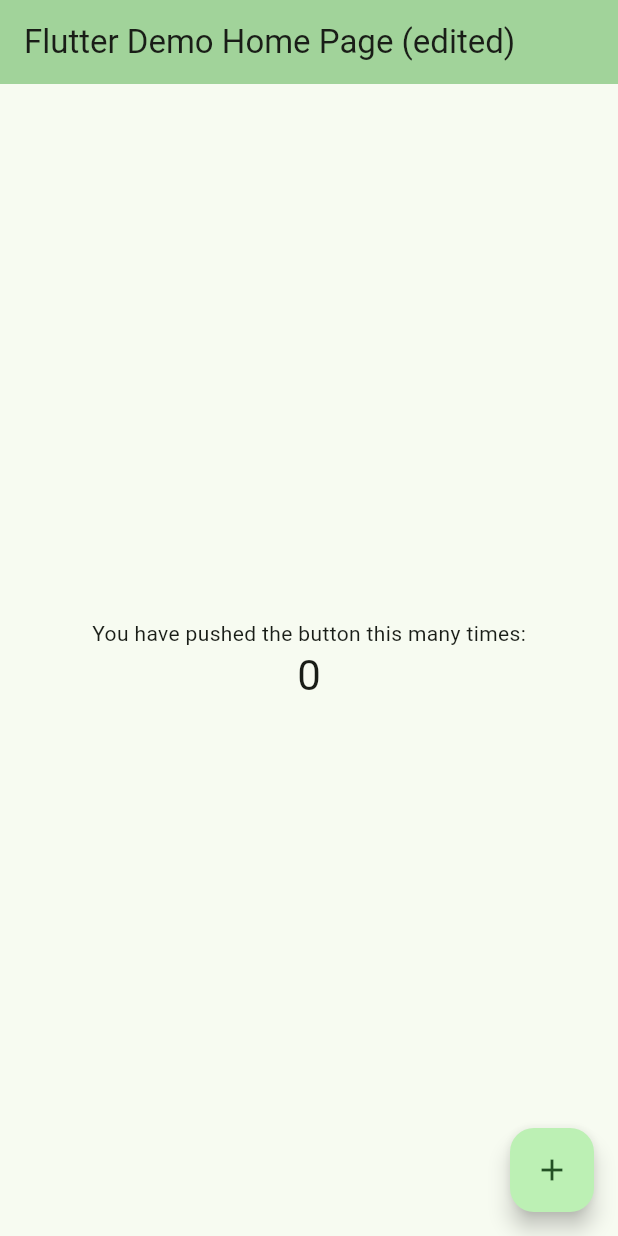
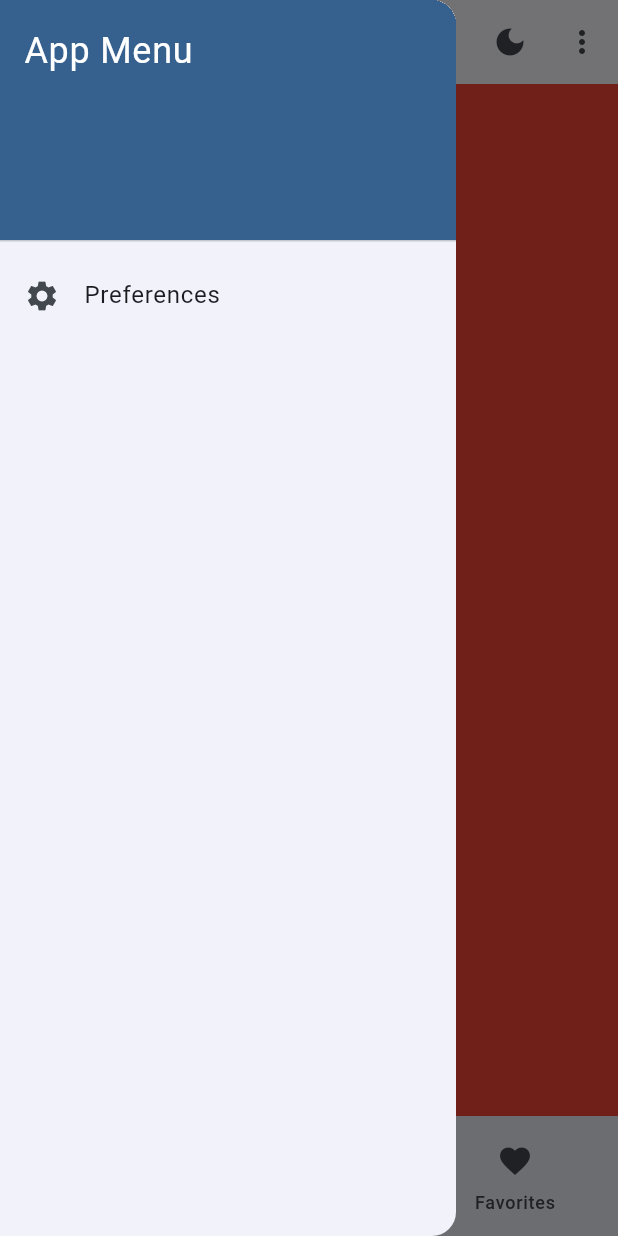
Before and after one commit to JohnBuchmann/flutter_hiit_addict, a Flutter app: the screen it shows after launch, with the side drawer open (before the commit the screen has no drawer), on a phone screen of 412 x 824 dp. Run offline on Flutter 3.47's test engine with Material 3 defaults, Android fonts, the phone set to English and light mode, and no system bars.

```diff
--- a/analysis_options.yaml
+++ b/analysis_options.yaml
@@ -23,6 +23,5 @@ linter:
   rules:
     # avoid_print: false  # Uncomment to disable the `avoid_print` rule
     # prefer_single_quotes: true  # Uncomment to enable the `prefer_single_quotes` rule
-
 # Additional information about this file can be found at
 # https://dart.dev/guides/language/analysis-options
--- a/lib/main.dart
+++ b/lib/main.dart
@@ -1,112 +1,38 @@
 import 'package:flutter/material.dart';
+import 'screens/home_screen.dart';
 
 void main() {
   runApp(const MyApp());
 }
 
-class MyApp extends StatelessWidget {
+class MyApp extends StatefulWidget {
   const MyApp({super.key});
 
   @override
-  Widget build(BuildContext context) {
-    return MaterialApp(
-      title: 'Flutter Demo', // comment
-      theme: ThemeData(
-        colorScheme: ColorScheme.fromSeed(
-          seedColor: Colors.green,
-          brightness: Brightness.light,
-        ),
-        useMaterial3: true,
-      ),
-      home: const MyHomePage(title: 'Flutter Demo Home Page (edited)'),
-    );
-  }
+  State<MyApp> createState() => _MyAppState();
 }
 
-class MyHomePage extends StatefulWidget {
-  const MyHomePage({super.key, required this.title});
+class _MyAppState extends State<MyApp> {
+  bool _isDarkMode = false;
 
-  // This widget is the home page of your application. It is stateful, meaning
-  // that it has a State object (defined below) that contains fields that affect
-  // how it looks.
-
-  // This class is the configuration for the state. It holds the values (in this
-  // case the title) provided by the parent (in this case the App widget) and
-  // used by the build method of the State. Fields in a Widget subclass are
-  // always marked "final".
-
-  final String title;
-
-  @override
-  State<MyHomePage> createState() => _MyHomePageState();
-}
-
-class _MyHomePageState extends State<MyHomePage> {
-  int _counter = 0;
-
-  void _incrementCounter() {
+  void toggleTheme() {
     setState(() {
-      // This call to setState tells the Flutter framework that something has
-      // changed in this State, which causes it to rerun the build method below
-      // so that the display can reflect the updated values. If we changed
-      // _counter without calling setState(), then the build method would not be
-      // called again, and so nothing would appear to happen.
-      _counter++;
+      _isDarkMode = !_isDarkMode;
     });
   }
 
   @override
   Widget build(BuildContext context) {
-    // This method is rerun every time setState is called, for instance as done
-    // by the _incrementCounter method above.
-    //
-    // The Flutter framework has been optimized to make rerunning build methods
-    // fast, so that you can just rebuild anything that needs updating rather
-    // than having to individually change instances of widgets.
-    return Scaffold(
-      appBar: AppBar(
-        // TRY THIS: Try changing the color here to a specific color (to
-        // Colors.amber, perhaps?) and trigger a hot reload to see the AppBar
-        // change color while the other colors stay the same.
-        backgroundColor: Theme.of(context).colorScheme.inversePrimary,
-        // Here we take the value from the MyHomePage object that was created by
-        // the App.build method, and use it to set our appbar title.
-        title: Text(widget.title),
+    return MaterialApp(
+      title: 'My App',
+      theme: ThemeData(
+        colorScheme: ColorScheme.fromSeed(
+          seedColor: Colors.blue,
+          brightness: _isDarkMode ? Brightness.dark : Brightness.light,
+        ),
+        useMaterial3: true,
       ),
-      body: Center(
-        // Center is a layout widget. It takes a single child and positions it
-        // in the middle of the parent.
-        child: Column(
-          // Column is also a layout widget. It takes a list of children and
-          // arranges them vertically. By default, it sizes itself to fit its
-          // children horizontally, and tries to be as tall as its parent.
-          //
-          // Column has various properties to control how it sizes itself and
-          // how it positions its children. Here we use mainAxisAlignment to
-          // center the children vertically; the main axis here is the vertical
-          // axis because Columns are vertical (the cross axis would be
-          // horizontal).
-          //
-          // TRY THIS: Invoke "debug painting" (choose the "Toggle Debug Paint"
-          // action in the IDE, or press "p" in the console), to see the
-          // wireframe for each widget.
-          mainAxisAlignment: MainAxisAlignment.center,
-          children: <Widget>[
-            const Text(
-              'You have pushed the button this many times:',
-            ),
-            Text(
-              '$_counter',
-              style: Theme.of(context).textTheme.headlineMedium,
-            ),
-          ],
-        ),
-      ),
-      floatingActionButton: FloatingActionButton(
-        onPressed: _incrementCounter,
-        tooltip: 'Increment',
-        child: const Icon(Icons.add),
-      ), // This trailing comma makes auto-formatting nicer for build methods.
+      home: HomeScreen(toggleTheme: toggleTheme, isDarkMode: _isDarkMode),
     );
   }
 }
--- /dev/null
+++ b/lib/screens/home_screen.dart
@@ -0,0 +1,94 @@
+import 'package:flutter/material.dart';
+
+import '../widgets/app_drawer.dart';
+import 'favorites_screen.dart';
+import 'preferences_screen.dart';
+import 'timers_screen.dart';
+import 'videos_screen.dart';
+
+class HomeScreen extends StatefulWidget {
+  final Function toggleTheme;
+  final bool isDarkMode;
+
+  const HomeScreen({
+    super.key,
+    required this.toggleTheme,
+    required this.isDarkMode,
+  });
+
+  @override
+  State<HomeScreen> createState() => _HomeScreenState();
+}
+
+class _HomeScreenState extends State<HomeScreen> {
+  int _selectedIndex = 0;
+
+  final List<Widget> _screens = [
+    const TimersScreen(tempText: 'Hello, this is the timers screen'),
+    const VideosScreen(),
+    const FavoritesScreen(),
+  ];
+
+  void _onItemTapped(int index) {
+    setState(() {
+      _selectedIndex = index;
+    });
+  }
+
+  @override
+  Widget build(BuildContext context) {
+    return Scaffold(
+      appBar: AppBar(
+        title: const Text('HIIT Addict'),
+        actions: [
+          IconButton(
+            icon: Icon(widget.isDarkMode ? Icons.light_mode : Icons.dark_mode),
+            onPressed: () => widget.toggleTheme(),
+          ),
+          PopupMenuButton<String>(
+            onSelected: (value) {
+              if (value == 'preferences') {
+                Navigator.push(
+                  context,
+                  MaterialPageRoute(
+                    builder: (context) => const PreferencesScreen(),
+                  ),
+                );
+              }
+            },
+            itemBuilder: (BuildContext context) => [
+              const PopupMenuItem<String>(
+                value: 'preferences',
+                child: Text('Preferences'),
+              ),
+              const PopupMenuItem<String>(
+                value: 'about',
+                child: Text('About', style: TextStyle(color: Colors.blue)),
+              ),
+            ],
+          ),
+        ],
+      ),
+      drawer: const AppDrawer(),
+      body: _screens[_selectedIndex],
+      bottomNavigationBar: NavigationBar(
+        selectedIndex: _selectedIndex,
+        onDestinationSelected: _onItemTapped,
+        destinations: const [
+          NavigationDestination(
+            icon: Icon(Icons.timer),
+            label: 'Timers',
+          ),
+          NavigationDestination(
+            icon: Icon(Icons.video_collection),
+            label: 'Videos',
+          ),
+          NavigationDestination(
+            icon: Icon(Icons.favorite),
+            label: 'Favorites',
+          ),
+        ],
+      ),
+    );
+  }
+}
--- /dev/null
+++ b/lib/screens/timers_screen.dart
@@ -0,0 +1,16 @@
+import 'package:flutter/material.dart';
+
+class TimersScreen extends StatelessWidget {
+  final String tempText;
+  const TimersScreen({super.key, this.tempText = 'Default Text'});
+
+  @override
+  Widget build(BuildContext context) {
+    return Container(
+      color: Colors.red,
+      child: Center(
+        child: Text(tempText),
+      ),
+    );
+  }
+}
--- /dev/null
+++ b/lib/widgets/app_drawer.dart
@@ -0,0 +1,42 @@
+import 'package:flutter/material.dart';
+import '../screens/preferences_screen.dart';
+
+class AppDrawer extends StatelessWidget {
+  const AppDrawer({super.key});
+
+  @override
+  Widget build(BuildContext context) {
+    return Drawer(
+      child: ListView(
+        padding: EdgeInsets.zero,
+        children: [
+          DrawerHeader(
+            decoration: BoxDecoration(
+              color: Theme.of(context).colorScheme.primary,
+            ),
+            child: const Text(
+              'App Menu',
+              style: TextStyle(
+                color: Colors.white,
+                fontSize: 24,
+              ),
+            ),
+          ),
+          ListTile(
+            leading: const Icon(Icons.settings),
+            title: const Text('Preferences'),
+            onTap: () {
+              Navigator.pop(context); // Close drawer
+              Navigator.push(
+                context,
+                MaterialPageRoute(
+                  builder: (context) => const PreferencesScreen(),
+                ),
+              );
+            },
+          ),
+        ],
+      ),
+    );
+  }
+}
--- a/pubspec.yaml
+++ b/pubspec.yaml
@@ -2,7 +2,7 @@ name: hiit_addict
 description: "A new Flutter project."
 # The following line prevents the package from being accidentally published to
 # pub.dev using `flutter pub publish`. This is preferred for private packages.
-publish_to: 'none' # Remove this line if you wish to publish to pub.dev
+publish_to: "none" # Remove this line if you wish to publish to pub.dev
 
 # The following defines the version and build number for your application.
 # A version number is three numbers separated by dots, like 1.2.43
@@ -31,10 +31,9 @@ dependencies:
   flutter:
     sdk: flutter
 
-
   # The following adds the Cupertino Icons font to your application.
   # Use with the CupertinoIcons class for iOS style icons.
-  cupertino_icons: ^1.0.8
+  cupertino_icons: ^1.0.2
 
 dev_dependencies:
   flutter_test:
@@ -52,7 +51,6 @@ dev_dependencies:
 
 # The following section is specific to Flutter packages.
 flutter:
-
   # The following line ensures that the Material Icons font is
   # included with your application, so that you can use the icons in
   # the material Icons class.
```
Also changed, not shown: lib/screens/favorites_screen.dart (added, +12 -0 lines), lib/screens/preferences_screen.dart (added, +17 -0 lines), lib/screens/videos_screen.dart (added, +12 -0 lines).
